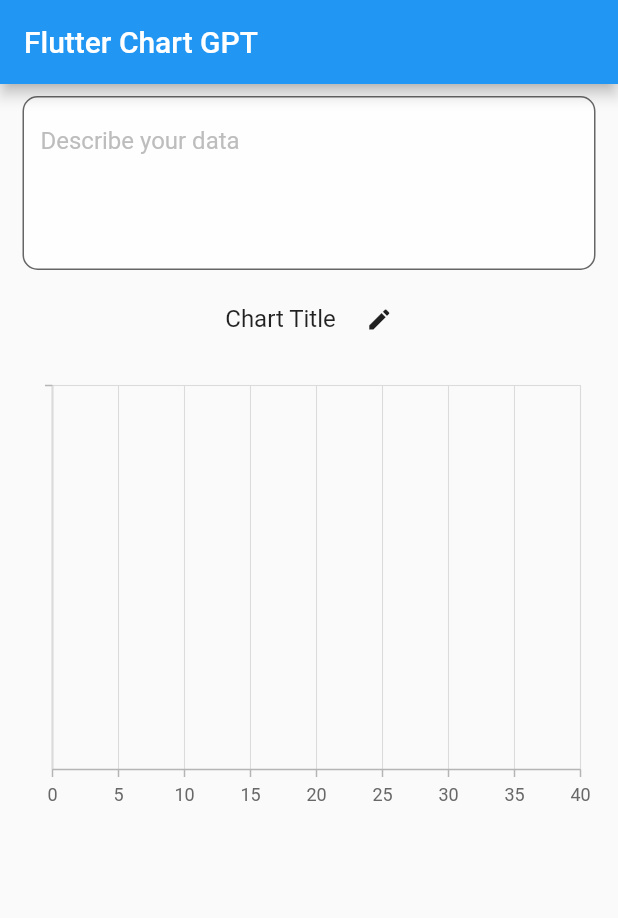
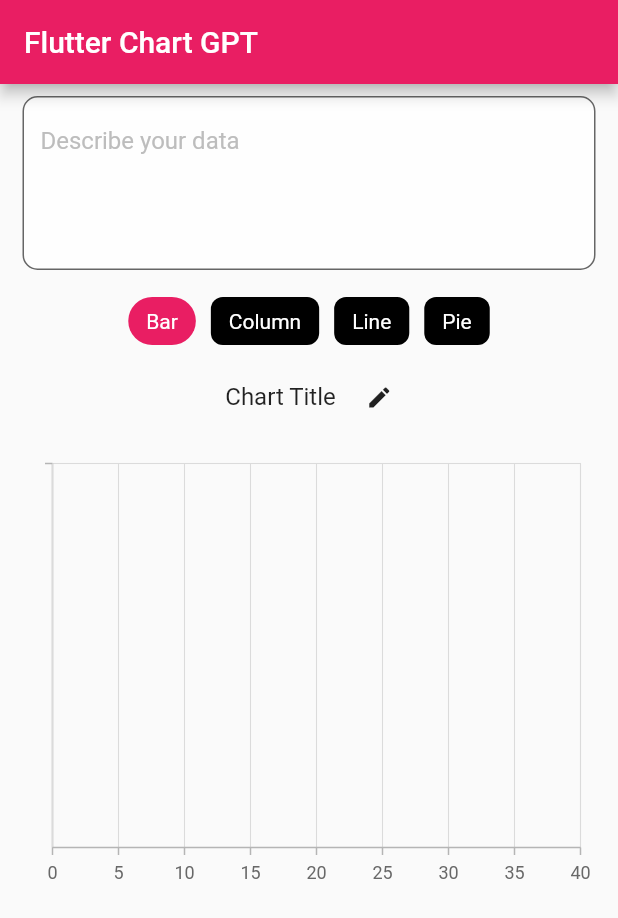
Before and after one commit to louieseno/flutter_chart_gpt, a Flutter app: the screen it shows after launch, on a phone screen of 412 x 824 dp. Shown: the top 918 px of the screen. Run offline on Flutter 3.47's test engine with Material 2 defaults, Android fonts, the light colour scheme and no system bars; drawn by our look-alikes of chips_choice; our stand-ins replace dio, syncfusion_flutter_charts.

Commit message:
feat: add chart chip options

```diff
--- a/lib/main.dart
+++ b/lib/main.dart
@@ -16,7 +16,7 @@
       title: 'Flutter Demo',
       debugShowCheckedModeBanner: false,
       theme: ThemeData(
-        primarySwatch: Colors.blue,
+        primarySwatch: Colors.pink,
       ),
       home: const MyHomePage(title: 'Flutter Chart GPT'),
     );
@@ -33,6 +33,13 @@
 
 class _MyHomePageState extends State<MyHomePage> {
   List<ChartData> results = [];
+  int chartIndex = 0;
+  final List<String> charts = [
+    'Bar',
+    'Column',
+    'Line',
+    'Pie',
+  ];
 
   @override
   Widget build(BuildContext context) {
@@ -48,6 +55,23 @@
                 child: TextField(
                   maxLines: 4,
                   decoration: Styles.inputBoxStyle,
+                ),
+              ),
+              ChipsChoice<int>.single(
+                value: chartIndex,
+                onChanged: (val) => setState(() => chartIndex = val),
+                choiceItems: C2Choice.listFrom<int, String>(
+                  source: charts,
+                  value: (i, v) => i,
+                  label: (i, v) => v,
+                ),
+                choiceCheckmark: false,
+                choiceStyle: C2ChipStyle.filled(
+                  selectedStyle: const C2ChipStyle(
+                    borderRadius: BorderRadius.all(
+                      Radius.circular(25),
+                    ),
+                  ),
                 ),
               ),
               Padding(
```
